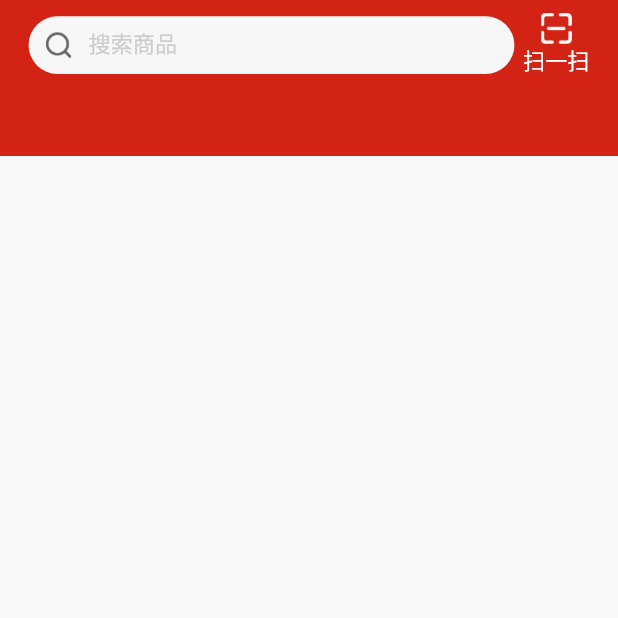
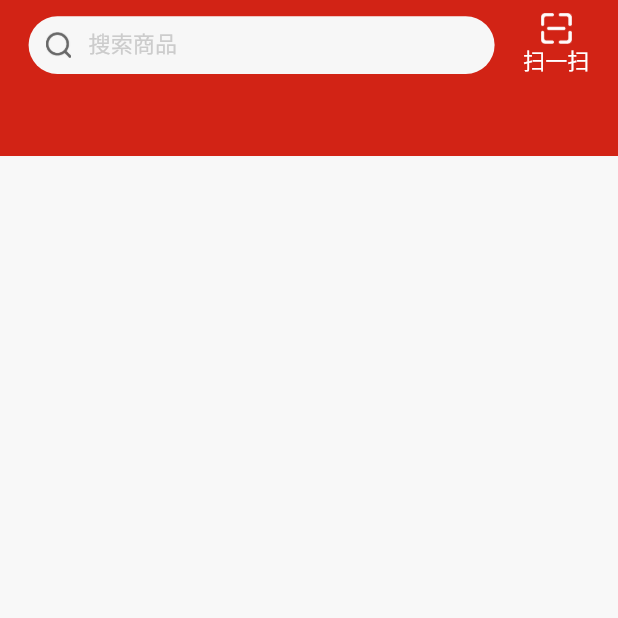
Before and after one commit to zh997/egou_app, a Flutter app: the screen it shows after launch, on a phone screen of 412 x 824 dp, the top half of it. Run offline on Flutter 3.47's test engine with Material 2 defaults, Android fonts, the phone set to English and light mode, and no system bars; our stand-ins replace connectivity, decimal, dio, flutter_easyloading, flutter_easyrefresh, flutter_screenutil and 10 more; missing offline and left inert: city_picker, flutter_animated_dialog, flutter_pickers, fluwx, qrscan, tobias and 1 more; network calls fail.

```diff
--- a/lib/constant/app_pay_config.dart
+++ b/lib/constant/app_pay_config.dart
@@ -1,4 +1,4 @@
 class AppPayConfig {
   static String appId = 'wxcbc5f94f27066b1b';
-  static String universalLink = 'com.nmmhbstl.egou';
+  static String universalLink = 'https://www.nmmhbstl.com';
 }
--- a/lib/pages/home/view.dart
+++ b/lib/pages/home/view.dart
@@ -173,7 +173,7 @@ class _HomePageState extends State<HomePage> with AutomaticKeepAliveClientMixin,
                     onTap: onQrScan,
                     child: Container(
                         alignment: Alignment.centerRight,
-                        width: 50,
+                        width:ScreenUtil().setSp(180),
                         child: Column(
                           mainAxisAlignment: MainAxisAlignment.center,
                           crossAxisAlignment: CrossAxisAlignment.center,
--- a/lib/pages/pay_mode/view.dart
+++ b/lib/pages/pay_mode/view.dart
@@ -166,7 +166,7 @@ class _PayModePageState extends State<PayModePage> {
                     data['pay_way'] = pay_way;
                     data['order_id'] = order_id;
                     data['from'] = from;
-                    if ( data['pay_way'] == PayMode.balance) {
+                    if ( data['pay_way'] != PayMode.wechat && data['pay_way'] != PayMode.alipay) {
                       data['pay_password'] = pwd;
                     }
                     // 订单支付
```
Also changed, not shown: lib/http/http_request.dart (+14 -14 lines), 4 other files.
